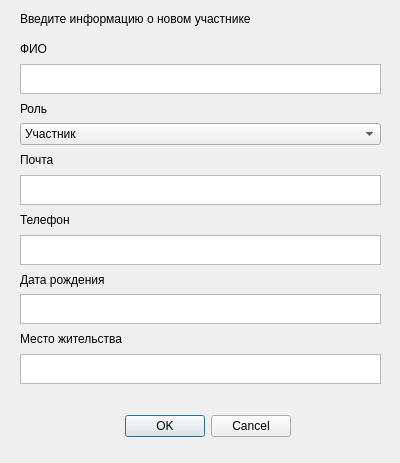
Qt form ui_files/add_player.ui (PrincePepper/DVFU_Course_work_2020_yeticup) before a commit.
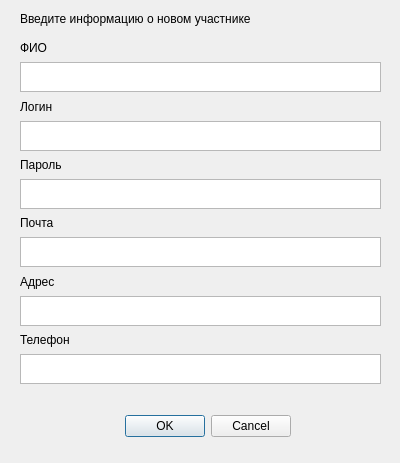
The same form after that commit.

Commit message: реализовано добавление в БД через приложениеЭ

```diff
--- a/ui_files/add_player.ui
+++ b/ui_files/add_player.ui
@@ -72,27 +72,35 @@
     <item>
      <widget class="QLabel" name="label_3">
       <property name="text">
-       <string>Роль</string>
+       <string>Логин</string>
       </property>
      </widget>
     </item>
     <item>
-     <widget class="QComboBox" name="comboBox">
-      <item>
-       <property name="text">
-        <string>Участник</string>
-       </property>
-      </item>
-      <item>
-       <property name="text">
-        <string>Эксперт</string>
-       </property>
-      </item>
-      <item>
-       <property name="text">
-        <string>Организатор</string>
-       </property>
-      </item>
+     <widget class="QPlainTextEdit" name="login">
+      <property name="maximumSize">
+       <size>
+        <width>16777215</width>
+        <height>30</height>
+       </size>
+      </property>
+     </widget>
+    </item>
+    <item>
+     <widget class="QLabel" name="label_6">
+      <property name="text">
+       <string>Пароль</string>
+      </property>
+     </widget>
+    </item>
+    <item>
+     <widget class="QPlainTextEdit" name="password">
+      <property name="maximumSize">
+       <size>
+        <width>16777215</width>
+        <height>30</height>
+       </size>
+      </property>
      </widget>
     </item>
     <item>
@@ -103,7 +111,24 @@
      </widget>
     </item>
     <item>
-     <widget class="QPlainTextEdit" name="year_2">
+     <widget class="QPlainTextEdit" name="email">
+      <property name="maximumSize">
+       <size>
+        <width>16777215</width>
+        <height>30</height>
+       </size>
+      </property>
+     </widget>
+    </item>
+    <item>
+     <widget class="QLabel" name="label_7">
+      <property name="text">
+       <string>Адрес</string>
+      </property>
+     </widget>
+    </item>
+    <item>
+     <widget class="QPlainTextEdit" name="address">
       <property name="maximumSize">
        <size>
         <width>16777215</width>
@@ -120,41 +145,7 @@
      </widget>
     </item>
     <item>
-     <widget class="QPlainTextEdit" name="dur">
-      <property name="maximumSize">
-       <size>
-        <width>16777215</width>
-        <height>30</height>
-       </size>
-      </property>
-     </widget>
-    </item>
-    <item>
-     <widget class="QLabel" name="label_6">
-      <property name="text">
-       <string>Дата рождения</string>
-      </property>
-     </widget>
-    </item>
-    <item>
-     <widget class="QPlainTextEdit" name="dur_2">
-      <property name="maximumSize">
-       <size>
-        <width>16777215</width>
-        <height>30</height>
-       </size>
-      </property>
-     </widget>
-    </item>
-    <item>
-     <widget class="QLabel" name="label_7">
-      <property name="text">
-       <string>Место жительства</string>
-      </property>
-     </widget>
-    </item>
-    <item>
-     <widget class="QPlainTextEdit" name="dur_3">
+     <widget class="QPlainTextEdit" name="phone">
       <property name="maximumSize">
        <size>
         <width>16777215</width>
```
The commit also changes 2 other files.
